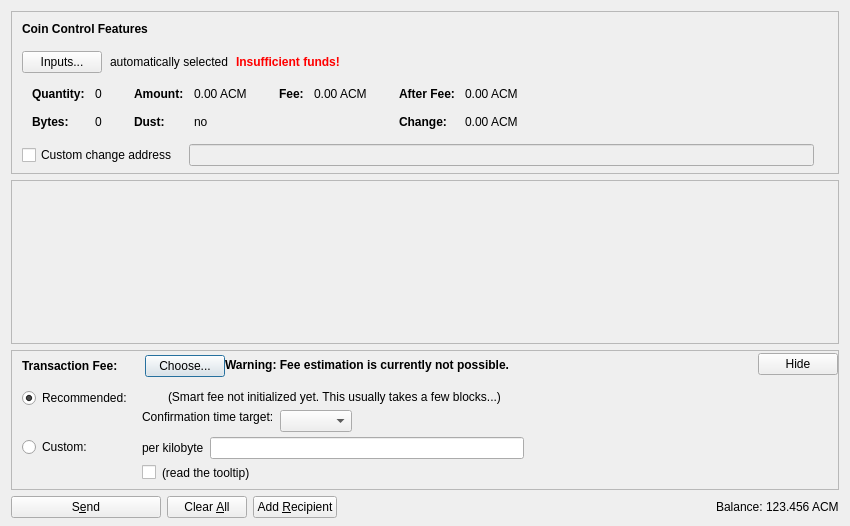
Above: src/qt/forms/sendcoinsdialog.ui from Actinium-project/Actinium before the change. Below: the same form after it.
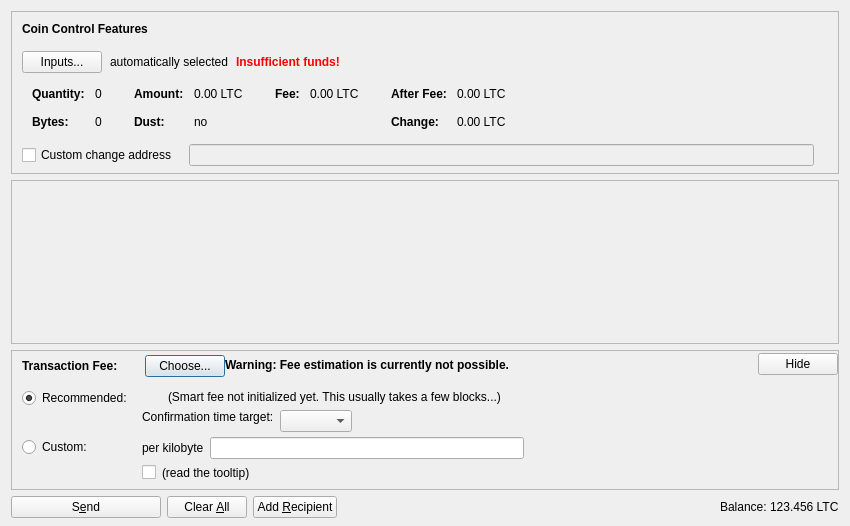
That is the form after the change. Icons and pictures are not drawn. Custom widgets are drawn as their Qt base class.

The edit to the form file:
```diff
--- a/src/qt/forms/sendcoinsdialog.ui
+++ b/src/qt/forms/sendcoinsdialog.ui
@@ -324,7 +324,7 @@
                   <enum>Qt::ActionsContextMenu</enum>
                  </property>
                  <property name="text">
-                  <string notr="true">0.00 ACM</string>
+                  <string notr="true">0.00 LTC</string>
                  </property>
                  <property name="textInteractionFlags">
                   <set>Qt::LinksAccessibleByMouse|Qt::TextSelectableByKeyboard|Qt::TextSelectableByMouse</set>
@@ -404,7 +404,7 @@
                   <enum>Qt::ActionsContextMenu</enum>
                  </property>
                  <property name="text">
-                  <string notr="true">0.00 ACM</string>
+                  <string notr="true">0.00 LTC</string>
                  </property>
                  <property name="textInteractionFlags">
                   <set>Qt::LinksAccessibleByMouse|Qt::TextSelectableByKeyboard|Qt::TextSelectableByMouse</set>
@@ -455,7 +455,7 @@
                   <enum>Qt::ActionsContextMenu</enum>
                  </property>
                  <property name="text">
-                  <string notr="true">0.00 ACM</string>
+                  <string notr="true">0.00 LTC</string>
                  </property>
                  <property name="textInteractionFlags">
                   <set>Qt::LinksAccessibleByMouse|Qt::TextSelectableByKeyboard|Qt::TextSelectableByMouse</set>
@@ -484,7 +484,7 @@
                   <enum>Qt::ActionsContextMenu</enum>
                  </property>
                  <property name="text">
-                  <string notr="true">0.00 ACM</string>
+                  <string notr="true">0.00 LTC</string>
                  </property>
                  <property name="textInteractionFlags">
                   <set>Qt::LinksAccessibleByMouse|Qt::TextSelectableByKeyboard|Qt::TextSelectableByMouse</set>
@@ -1237,7 +1237,7 @@
           <cursorShape>IBeamCursor</cursorShape>
          </property>
          <property name="text">
-          <string notr="true">123.456 ACM</string>
+          <string notr="true">123.456 LTC</string>
          </property>
          <property name="textInteractionFlags">
           <set>Qt::LinksAccessibleByMouse|Qt::TextSelectableByKeyboard|Qt::TextSelectableByMouse</set>
```
Left out of the diff: 8 changed lines with no effect on the pictures.
